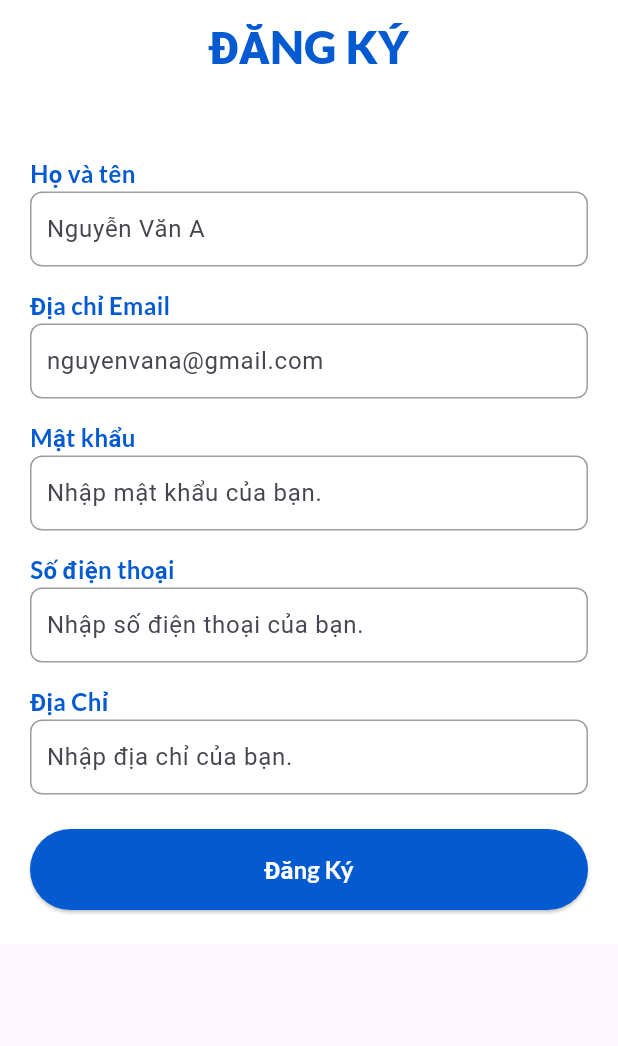
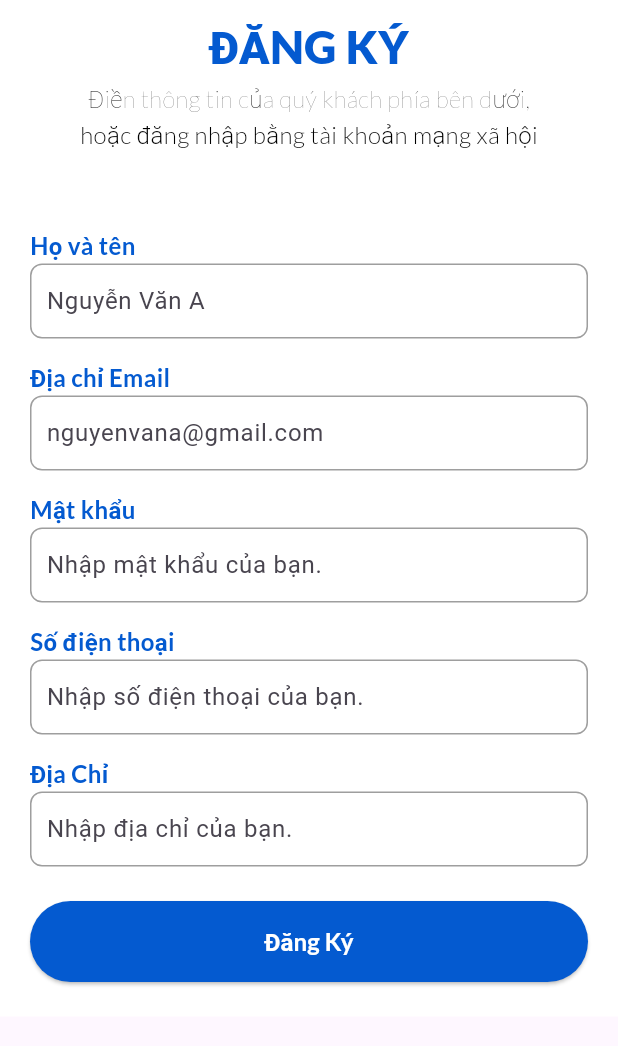
Before and after one commit to Helixu38/Wash-Wow, a Flutter app: the SignupScreen screen opened directly, on a phone screen of 412 x 824 dp, the part 158-1204 px from its top. Run offline on Flutter 3.47's test engine with Material 3 defaults, Android fonts, the phone set to English and light mode, and no system bars; our stand-ins replace flutter_dotenv, google_fonts; missing offline and left inert: flutter_google_maps_webservices.

Commit message:
chore(fix): readded signup description

```diff
--- a/lib/src/signup/signup_screen.dart
+++ b/lib/src/signup/signup_screen.dart
@@ -74,6 +74,22 @@ class _SignupScreenState extends State<SignupScreen> {
                   fontSize: 30,
                   fontWeight: FontWeight.w800,
                   color: const Color.fromRGBO(4, 90, 208, 1),
+                ),
+              ),
+              Text(
+                'Điền thông tin của quý khách phía bên dưới,',
+                style: GoogleFonts.lato(
+                  fontSize: 16,
+                  fontWeight: FontWeight.w200,
+                  color: const Color.fromARGB(255, 0, 0, 0),
+                ),
+              ),
+              Text(
+                'hoặc đăng nhập bằng tài khoản mạng xã hội',
+                style: GoogleFonts.lato(
+                  fontSize: 16,
+                  fontWeight: FontWeight.w300,
+                  color: const Color.fromARGB(255, 0, 0, 0),
                 ),
               ),
               const SizedBox(height: 50),
@@ -323,10 +339,10 @@ class _SignupScreenState extends State<SignupScreen> {
                               passwordError =
                                   'Mật khẩu phải có ít nhất 6 ký tự';
                               isValid = false;
-                            }
-                            if (phoneNumberController.text.isEmpty ||
-                                !RegExp(r'^\d{10}$')
-                                    .hasMatch(phoneNumberController.text)) {
+                                }
+                                if (phoneNumberController.text.isEmpty ||
+                                    !RegExp(r'^\d{10}$')
+                                        .hasMatch(phoneNumberController.text)) {
                               phoneNumberError =
                                   'Vui lòng nhập số điện thoại hợp lệ (10 chữ số)';
                               isValid = false;
```
